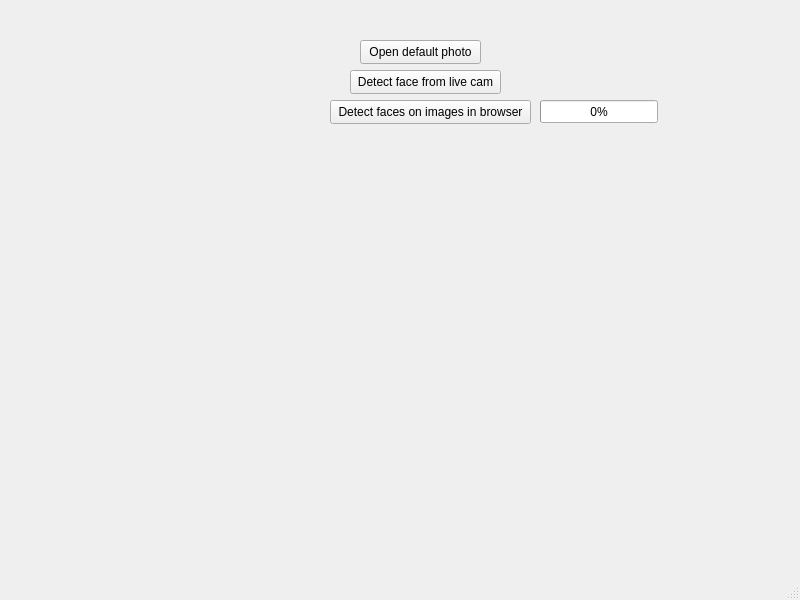
Qt form mainwindow.ui (RiTo0000/bakalarka_face_detection) before a commit.
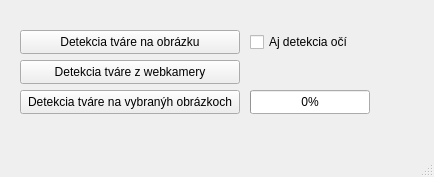
The same form after that commit.

The edit to the form file:
```diff
--- a/mainwindow.ui
+++ b/mainwindow.ui
@@ -6,8 +6,8 @@
    <rect>
     <x>0</x>
     <y>0</y>
-    <width>800</width>
-    <height>600</height>
+    <width>434</width>
+    <height>177</height>
    </rect>
   </property>
   <property name="windowTitle">
@@ -17,55 +17,68 @@
    <widget class="QPushButton" name="Btn_detectDefaultPhoto">
     <property name="geometry">
      <rect>
-      <x>360</x>
-      <y>40</y>
-      <width>121</width>
+      <x>20</x>
+      <y>30</y>
+      <width>220</width>
       <height>24</height>
      </rect>
     </property>
     <property name="text">
-     <string>Open default photo</string>
+     <string>Detekcia tváre na obrázku</string>
     </property>
    </widget>
    <widget class="QPushButton" name="Btn_detectFromLiveCam">
     <property name="geometry">
      <rect>
-      <x>350</x>
-      <y>70</y>
-      <width>151</width>
+      <x>20</x>
+      <y>60</y>
+      <width>220</width>
       <height>24</height>
      </rect>
     </property>
     <property name="text">
-     <string>Detect face from live cam</string>
+     <string>Detekcia tváre z webkamery</string>
     </property>
    </widget>
    <widget class="QPushButton" name="Btn_detectFromFile">
     <property name="geometry">
      <rect>
-      <x>330</x>
-      <y>100</y>
-      <width>201</width>
+      <x>20</x>
+      <y>90</y>
+      <width>220</width>
       <height>24</height>
      </rect>
     </property>
     <property name="text">
-     <string>Detect faces on images in browser</string>
+     <string>Detekcia tváre na vybranýh obrázkoch</string>
     </property>
    </widget>
    <widget class="QProgressBar" name="ProgBar_fromFile">
     <property name="geometry">
      <rect>
-      <x>540</x>
-      <y>100</y>
-      <width>118</width>
-      <height>23</height>
+      <x>250</x>
+      <y>90</y>
+      <width>120</width>
+      <height>24</height>
      </rect>
     </property>
     <property name="value">
      <number>0</number>
     </property>
    </widget>
+   <widget class="QCheckBox" name="CheckBox_EyeDetection">
+    <property name="geometry">
+     <rect>
+      <x>250</x>
+      <y>30</y>
+      <width>120</width>
+      <height>24</height>
+     </rect>
+    </property>
+    <property name="text">
+     <string>Aj detekcia očí</string>
+    </property>
+   </widget>
   </widget>
   <widget class="QMenuBar" name="menubar">
    <property name="geometry">
```
Left out of the diff: 4 changed lines with no effect on the pictures.
